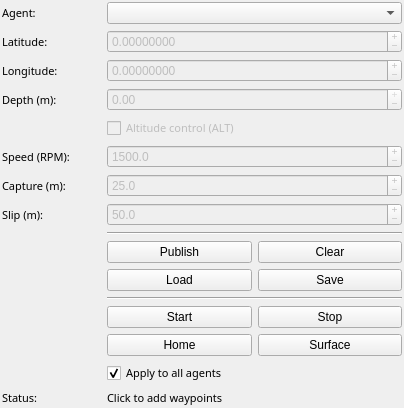
cougars-auv/coug_mapviz, file coug_mapviz/ui/coug_waypoints_config.ui: the form before one commit.
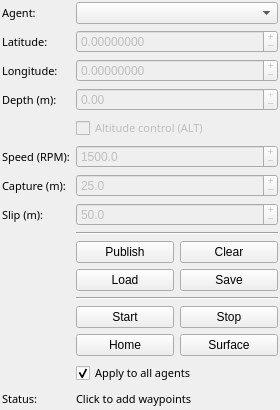
The form after the commit.

Commit message: Better UI spacing

Diff of the .ui file:
```diff
--- a/coug_mapviz/ui/coug_waypoints_config.ui
+++ b/coug_mapviz/ui/coug_waypoints_config.ui
@@ -14,8 +14,8 @@
       <rect>
         <x>0</x>
         <y>0</y>
-        <width>404</width>
-        <height>272</height>
+        <width>280</width>
+        <height>410</height>
       </rect>
     </property>
 
```
